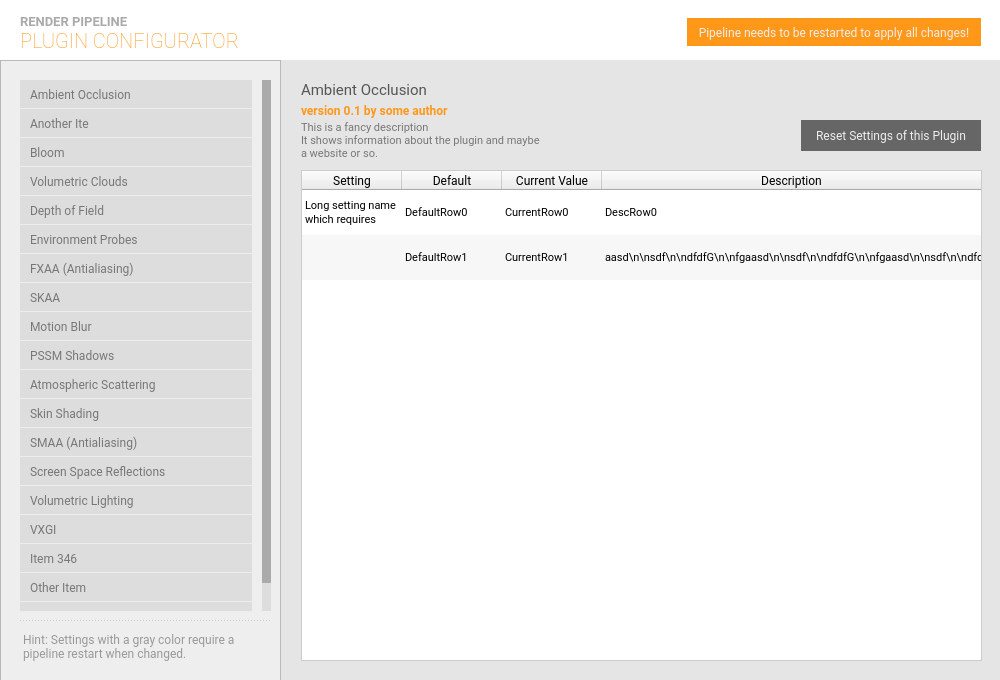
Qt form toolkit/plugin_configurator/ui/main_window.ui (tobspr/RenderPipeline) before a commit.
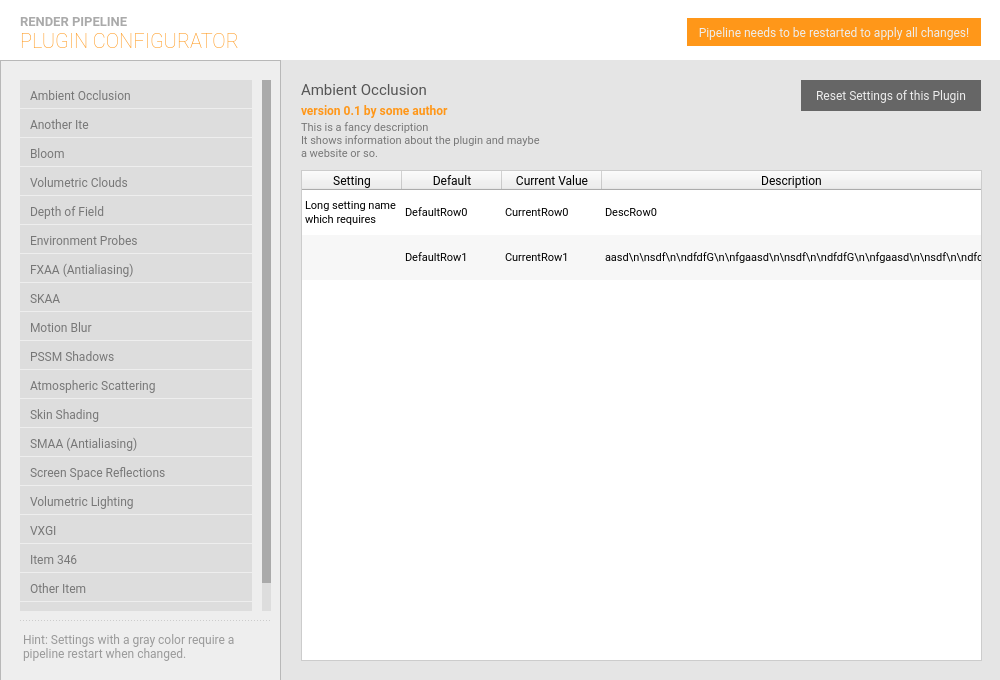
The same form after that commit. Icons and pictures are not drawn.

```diff
--- a/toolkit/plugin_configurator/ui/main_window.ui
+++ b/toolkit/plugin_configurator/ui/main_window.ui
@@ -89,12 +89,13 @@
     </property>
     <property name="styleSheet">
      <string notr="true">QListWidget::item {
-padding: 7px 7px 6px;
+padding: 8px 7px 5px;
 background: #ddd;
 outline: 0 !important;
 margin-bottom: 1px;
 margin-right: 10px;
 color: #777;
+font-weight: 500;
 border: 0;
 border-radius: 0;
 }
@@ -1510,7 +1511,7 @@
      <property name="geometry">
       <rect>
        <x>520</x>
-       <y>60</y>
+       <y>20</y>
        <width>180</width>
        <height>31</height>
       </rect>
```
